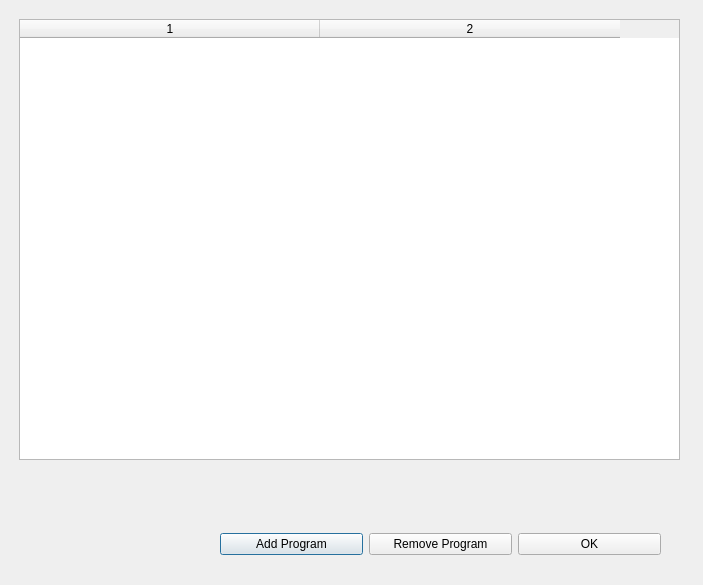
Qt form Dialogs/appdlg.ui (towhee/Winnow64) before a commit.
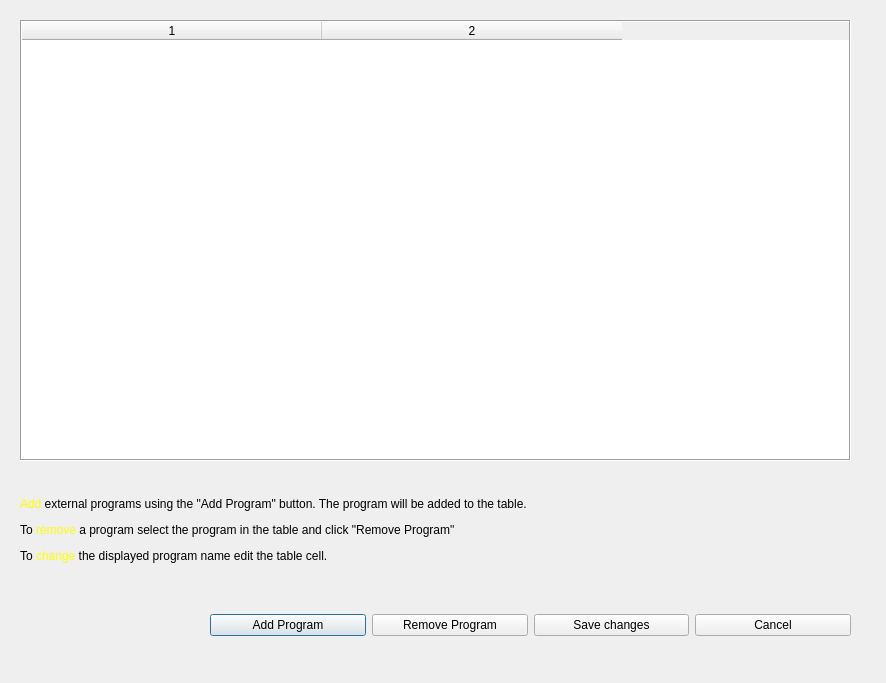
The same form after that commit.

Commit message:
External apps manager fix
- Reveal in file path instead of folder path
- Manage external programs not remembering changes

The edit to the form file:
```diff
--- a/Dialogs/appdlg.ui
+++ b/Dialogs/appdlg.ui
@@ -6,8 +6,8 @@
    <rect>
     <x>0</x>
     <y>0</y>
-    <width>703</width>
-    <height>585</height>
+    <width>886</width>
+    <height>683</height>
    </rect>
   </property>
   <property name="windowTitle">
@@ -16,15 +16,21 @@
   <widget class="QWidget" name="horizontalLayoutWidget">
    <property name="geometry">
     <rect>
-     <x>19</x>
-     <y>19</y>
-     <width>661</width>
+     <x>20</x>
+     <y>20</y>
+     <width>831</width>
      <height>441</height>
     </rect>
    </property>
    <layout class="QHBoxLayout" name="horizontalLayout">
     <item>
-     <widget class="QTableWidget" name="apps">
+     <widget class="QTableWidget" name="appsTable">
+      <property name="frameShape">
+       <enum>QFrame::Box</enum>
+      </property>
+      <property name="editTriggers">
+       <set>QAbstractItemView::AnyKeyPressed|QAbstractItemView::DoubleClicked|QAbstractItemView::EditKeyPressed|QAbstractItemView::SelectedClicked</set>
+      </property>
       <property name="columnCount">
        <number>2</number>
       </property>
@@ -43,9 +49,9 @@
   <widget class="QWidget" name="horizontalLayoutWidget_2">
    <property name="geometry">
     <rect>
-     <x>220</x>
-     <y>519</y>
-     <width>441</width>
+     <x>210</x>
+     <y>600</y>
+     <width>641</width>
      <height>51</height>
     </rect>
    </property>
@@ -67,12 +73,32 @@
     <item>
      <widget class="QPushButton" name="okBtn">
       <property name="text">
-       <string>OK</string>
+       <string>Save changes</string>
+      </property>
+     </widget>
+    </item>
+    <item>
+     <widget class="QPushButton" name="cancelBtn">
+      <property name="text">
+       <string>Cancel</string>
       </property>
      </widget>
     </item>
    </layout>
   </widget>
+  <widget class="QLabel" name="label">
+   <property name="geometry">
+    <rect>
+     <x>20</x>
+     <y>480</y>
+     <width>821</width>
+     <height>101</height>
+    </rect>
+   </property>
+   <property name="text">
+    <string>&lt;html&gt;&lt;head/&gt;&lt;body&gt;&lt;p&gt;&lt;span style=&quot; color:#ffff00;&quot;&gt;Add&lt;/span&gt; external programs using the &amp;quot;Add Program&amp;quot; button. The program will be added to the table. &lt;/p&gt;&lt;p&gt;To &lt;span style=&quot; color:#ffff00;&quot;&gt;remove&lt;/span&gt; a program select the program in the table and click &amp;quot;Remove Program&amp;quot; &lt;/p&gt;&lt;p&gt;To &lt;span style=&quot; color:#ffff00;&quot;&gt;change&lt;/span&gt; the displayed program name edit the table cell.&lt;/p&gt;&lt;/body&gt;&lt;/html&gt;</string>
+   </property>
+  </widget>
  </widget>
  <resources/>
  <connections/>
```
Left out of the diff: 2 changed lines with no effect on the pictures. The commit also changes 17 other files.
